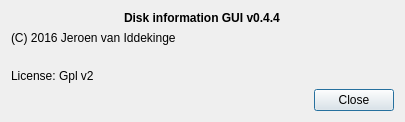
iddekingej/blgui, file ui/about.ui: the form before one commit.
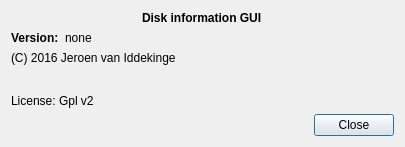
The form after the commit.

Diff of the .ui file:
```diff
--- a/ui/about.ui
+++ b/ui/about.ui
@@ -7,7 +7,7 @@
     <x>0</x>
     <y>0</y>
     <width>405</width>
-    <height>122</height>
+    <height>147</height>
    </rect>
   </property>
   <property name="sizePolicy">
@@ -20,7 +20,7 @@
    <string>About</string>
   </property>
   <layout class="QVBoxLayout" name="verticalLayout">
-   <item alignment="Qt::AlignHCenter|Qt::AlignTop">
+   <item alignment="Qt::AlignHCenter">
     <widget class="QLabel" name="label">
      <property name="font">
       <font>
@@ -29,10 +29,43 @@
       </font>
      </property>
      <property name="text">
-      <string>Disk information GUI v0.4.4</string>
+      <string>Disk information GUI</string>
      </property>
     </widget>
    </item>
+   <item>
+    <layout class="QHBoxLayout" name="horizontalLayout_3">
+     <property name="topMargin">
+      <number>0</number>
+     </property>
+     <item>
+      <widget class="QLabel" name="label_5">
+       <property name="sizePolicy">
+        <sizepolicy hsizetype="Maximum" vsizetype="Preferred">
+         <horstretch>0</horstretch>
+         <verstretch>0</verstretch>
+        </sizepolicy>
+       </property>
+       <property name="font">
+        <font>
+         <weight>75</weight>
+         <bold>true</bold>
+        </font>
+       </property>
+       <property name="text">
+        <string>Version:</string>
+       </property>
+      </widget>
+     </item>
+     <item>
+      <widget class="QLabel" name="versionLabel">
+       <property name="text">
+        <string>none</string>
+       </property>
+      </widget>
+     </item>
+    </layout>
+   </item>
    <item alignment="Qt::AlignTop">
     <widget class="QLabel" name="label_2">
      <property name="text">
```
